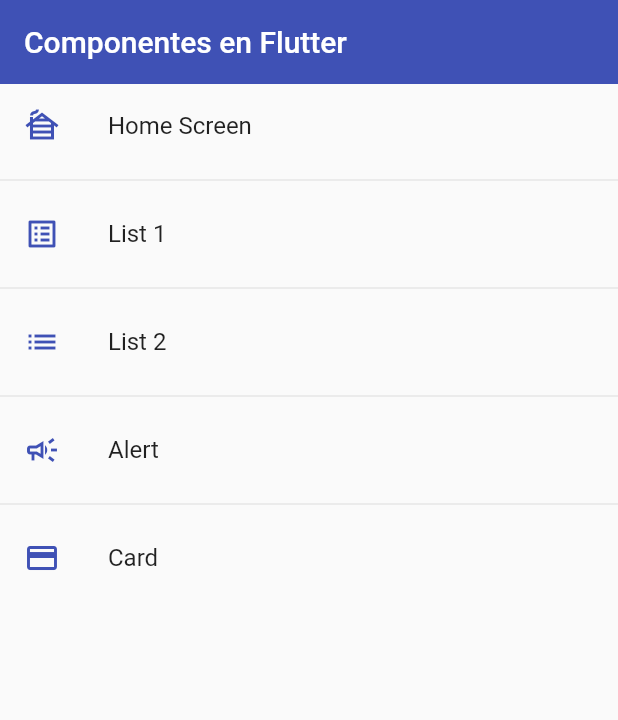
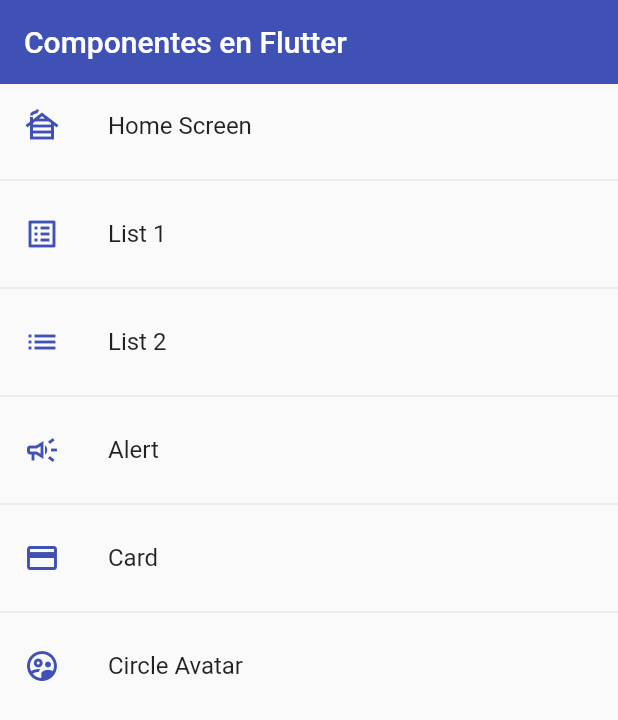
Before and after one commit to davidfores1/Flutter_components, a Flutter app: the screen it shows after launch, on a phone screen of 412 x 824 dp. Shown: the top 720 px of the screen. Run offline on Flutter 3.47's test engine with Material 2 defaults, Android fonts, the phone set to English and light mode, and no system bars.

Commit message:
se utiliza el widget Circle para un avatar

```diff
--- a/lib/router/app_routes.dart
+++ b/lib/router/app_routes.dart
@@ -11,7 +11,8 @@ class AppRoutes {
     MenuOption(route: 'listview1', name: 'List 1', screen: const Listview1Screen(), icon: Icons.list_alt),
     MenuOption(route: 'listview2', name: 'List 2', screen: const Listview2Screen(), icon: Icons.list),
     MenuOption(route: 'alert', name: 'Alert', screen: const AlertScreen(), icon: Icons.campaign_outlined),
-    MenuOption(route: 'card', name: 'Card', screen: const CardScreen(), icon: Icons.credit_card)
+    MenuOption(route: 'card', name: 'Card', screen: const CardScreen(), icon: Icons.credit_card),
+    MenuOption(route: 'avatar', name: 'Circle Avatar', screen: const AvatarScreen(), icon: Icons.supervised_user_circle_outlined)
   ];
 
 
--- a/lib/screens/screens.dart
+++ b/lib/screens/screens.dart
@@ -3,3 +3,4 @@ export 'package:flutter_components/screens/card_screen.dart';
 export 'package:flutter_components/screens/listview1_screen.dart';
 export 'package:flutter_components/screens/listview2_screen.dart';
 export 'package:flutter_components/screens/home_screen.dart';
+export 'package:flutter_components/screens/avatar_screen.dart';
```
Also changed, not shown: lib/screens/avatar_screen.dart (added, +30 -0 lines).
